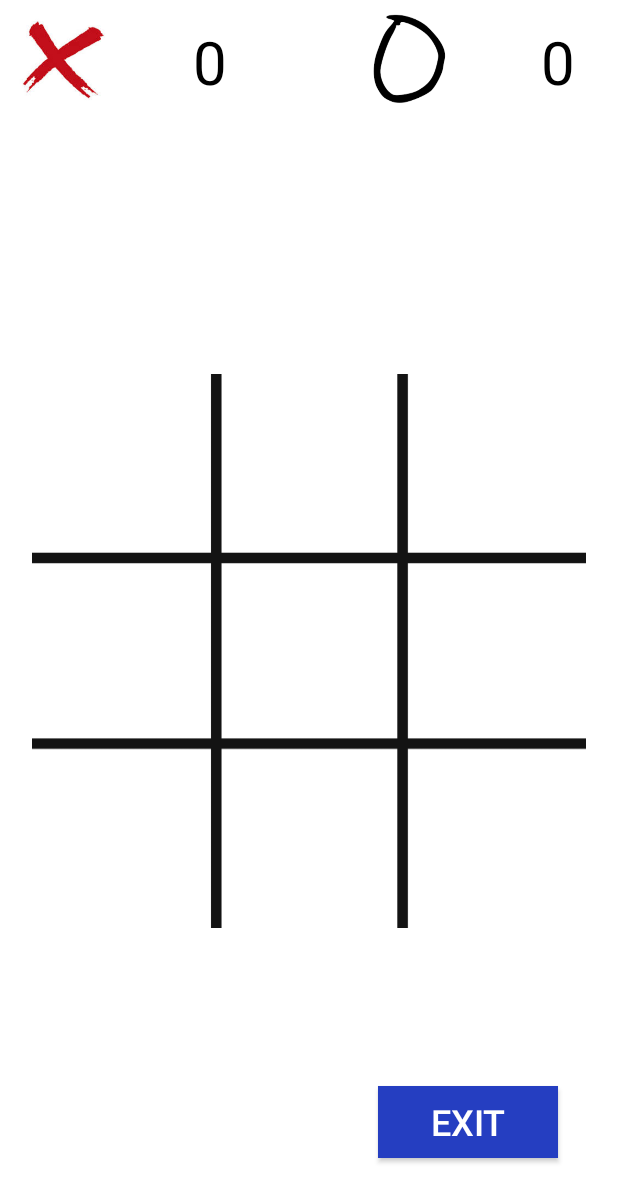
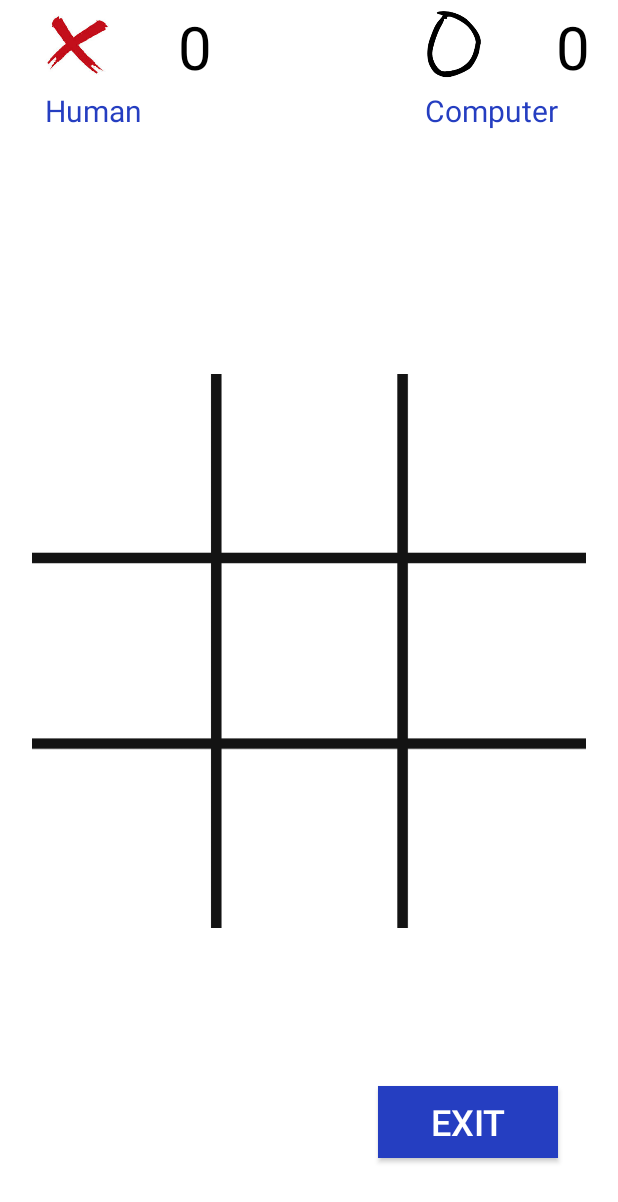
Before and after one commit to krishnachaitanya0107/TicTacToe, an Android app: the BotActivity screen opened directly, with no data from a screen before it, on a phone screen of 412 x 824 dp. Shown: the top 1202 px of the screen. Run offline under Robolectric (Android 15) with nearby library versions, the phone set to English and light mode, and no system bars.

Commit message:
minor updates

```diff
--- a/app/src/main/java/com/example/tictactoe/BotActivity.java
+++ b/app/src/main/java/com/example/tictactoe/BotActivity.java
@@ -37,8 +37,7 @@ public class BotActivity extends AppCompatActivity {
     boolean botIsO;
     boolean xPlaysFirst;
 
-    TextView xScoreTextView;
-    TextView yScoreTextView;
+    TextView xScoreTextView,yScoreTextView,playerXnameTextView,playerOnameTextView;
 
     int xScore=0;
     int yScore=0;
@@ -264,6 +263,7 @@ public class BotActivity extends AppCompatActivity {
     public void playAgain(View view)
     {   //reset the game
         playAgainButton.setVisibility(View.INVISIBLE);
+        messageTextView.setText("");
         for(int i=0;i<grid.getChildCount();i++)
         {
             ImageView counter=(ImageView)grid.getChildAt(i);
@@ -288,6 +288,11 @@ public class BotActivity extends AppCompatActivity {
             int randomNum=random.nextInt(9);
             gameState[randomNum]=1;
             dropIn((ImageView) grid.getChildAt(randomNum),"X");
+        } else if(!xPlaysFirst && botIsO)
+        {   Random random=new Random();
+            int randomNum=random.nextInt(9);
+            gameState[randomNum]=1;
+            dropIn((ImageView) grid.getChildAt(randomNum),"O");
         }
     }
 
@@ -296,14 +301,26 @@ public class BotActivity extends AppCompatActivity {
         super.onCreate(savedInstanceState);
         setContentView(R.layout.activity_play);
 
-        playAgainButton= findViewById(R.id.button2);
-        messageTextView= findViewById(R.id.textView);
+        playAgainButton= findViewById(R.id.playAgainButton);
+        messageTextView= findViewById(R.id.gameStatusTextView);
         grid= findViewById(R.id.gridLayout);
-        xScoreTextView=findViewById(R.id.textView3);
-        yScoreTextView=findViewById(R.id.textView4);
+        xScoreTextView=findViewById(R.id.xScoreTextView);
+        playerXnameTextView=findViewById(R.id.player1NameTextView);
+        playerOnameTextView=findViewById(R.id.player2NameTextView);
+        yScoreTextView=findViewById(R.id.oScoreTextView);
+
 
         intent=getIntent();
         botIsO=intent.getBooleanExtra("botIsO",true);
+        if(botIsO)
+        {
+            playerXnameTextView.setText("Human");
+            playerOnameTextView.setText("Computer");
+        } else
+            {
+                playerOnameTextView.setText("Human   ");
+                playerXnameTextView.setText("Computer");
+            }
         xPlaysFirst=intent.getBooleanExtra("xPlaysFirst",true);
 
         botRandomTurn();
--- a/app/src/main/java/com/example/tictactoe/SettingsActivity.java
+++ b/app/src/main/java/com/example/tictactoe/SettingsActivity.java
@@ -3,6 +3,7 @@ package com.example.tictactoe;
 import androidx.appcompat.app.AppCompatActivity;
 
 import android.content.Intent;
+import android.content.pm.ActivityInfo;
 import android.os.Bundle;
 import android.view.View;
 import android.widget.CheckBox;
@@ -27,6 +28,7 @@ public class SettingsActivity extends AppCompatActivity {
         if (mode != null && mode.equals("humanMode")) {
             s.setVisibility(View.INVISIBLE);
         }
+        setRequestedOrientation(ActivityInfo.SCREEN_ORIENTATION_PORTRAIT);
     }
 
     public void playNow(View view) {
--- a/app/src/main/res/layout/activity_play.xml
+++ b/app/src/main/res/layout/activity_play.xml
@@ -9,23 +9,47 @@
 
     <ImageView
         android:id="@+id/xImageView"
-        android:layout_width="80dp"
-        android:layout_height="80dp"
+        android:layout_width="60dp"
+        android:layout_height="60dp"
+        android:layout_marginLeft="20dp"
         android:background="@drawable/stylishx"
         android:contentDescription="@string/TODO"
         app:layout_constraintLeft_toLeftOf="parent"
-        app:layout_constraintTop_toTopOf="parent" />
+        app:layout_constraintTop_toTopOf="parent"
+        android:layout_marginStart="20dp" />
+    <TextView
+        android:id="@+id/player1NameTextView"
+        android:textSize="20sp"
+        android:text="@string/player_x"
+        android:textColor="@color/colorPrimaryDark"
+        android:layout_marginLeft="30dp"
+        android:layout_width="wrap_content"
+        android:layout_height="wrap_content"
+        app:layout_constraintTop_toBottomOf="@+id/xImageView"
+        app:layout_constraintLeft_toLeftOf="parent"
+        android:layout_marginStart="30dp" />
 
     <ImageView
-        android:id="@+id/yImageView"
-        android:layout_width="80dp"
-        android:layout_height="80dp"
+        android:id="@+id/oImageView"
+        android:layout_width="60dp"
+        android:layout_height="60dp"
         android:layout_marginEnd="20dp"
         android:layout_marginRight="20dp"
         android:background="@drawable/stylisho"
         android:contentDescription="@string/TODO"
-        app:layout_constraintRight_toLeftOf="@id/textView4"
+        app:layout_constraintRight_toLeftOf="@id/oScoreTextView"
         app:layout_constraintTop_toTopOf="parent" />
+    <TextView
+        android:id="@+id/player2NameTextView"
+        android:textSize="20sp"
+        android:text="@string/player_o"
+        android:textColor="@color/colorPrimaryDark"
+        android:layout_width="wrap_content"
+        android:layout_height="wrap_content"
+        app:layout_constraintTop_toBottomOf="@+id/oImageView"
+        app:layout_constraintRight_toRightOf="parent"
+        android:layout_marginRight="40dp"
+        android:layout_marginEnd="40dp" />
 
     <androidx.gridlayout.widget.GridLayout
         android:id="@+id/gridLayout"
@@ -37,8 +61,8 @@
         android:layout_marginEnd="1dp"
         android:layout_marginRight="1dp"
         android:layout_marginBottom="1dp"
+        app:columnCount="3"
         android:background="@drawable/grid1"
-        app:columnCount="3"
         app:layout_constraintBottom_toBottomOf="parent"
         app:layout_constraintEnd_toEndOf="parent"
         app:layout_constraintStart_toStartOf="parent"
@@ -57,29 +81,26 @@
 
         <ImageView
             android:id="@+id/imageView5"
-            android:layout_width="105dp"
+            android:layout_width="110dp"
             android:layout_height="117dp"
-            android:layout_marginLeft="20dp"
-            android:layout_marginRight="20dp"
+            android:layout_marginLeft="15dp"
+            android:layout_marginRight="10dp"
             android:contentDescription="@string/TODO"
             android:onClick="humanTurn"
             android:tag="1"
             app:layout_column="1"
-            app:layout_row="0" />
+            app:layout_row="0"
+            android:layout_marginStart="15dp"
+            android:layout_marginEnd="10dp" />
 
         <ImageView
             android:id="@+id/imageView6"
-            android:layout_width="100dp"
+            android:layout_width="120dp"
             android:layout_height="117dp"
-            android:layout_marginStart="-10dp"
-            android:layout_marginLeft="-10dp"
-            android:layout_marginEnd="20dp"
-            android:layout_marginRight="0dp"
             android:contentDescription="@string/TODO"
             android:onClick="humanTurn"
             android:tag="2"
             app:layout_column="2"
-            app:layout_gravity="right"
             app:layout_row="0" />
 
         <ImageView
@@ -95,38 +116,35 @@
 
         <ImageView
             android:id="@+id/imageView8"
-            android:layout_width="105dp"
+            android:layout_width="113dp"
             android:layout_height="110dp"
-            android:layout_marginLeft="20dp"
+            android:layout_marginLeft="15dp"
             android:layout_marginTop="10dp"
-            android:layout_marginRight="20dp"
+            android:layout_marginRight="10dp"
             android:contentDescription="@string/TODO"
             android:onClick="humanTurn"
             android:tag="4"
             app:layout_column="1"
-            app:layout_row="1" />
+            app:layout_row="1"
+            android:layout_marginStart="15dp"
+            android:layout_marginEnd="10dp" />
 
         <ImageView
             android:id="@+id/imageView9"
-            android:layout_width="100dp"
-            android:layout_height="105dp"
-            android:layout_marginStart="-10dp"
-            android:layout_marginLeft="-10dp"
+            android:layout_width="120dp"
+            android:layout_height="110dp"
             android:layout_marginTop="10dp"
-            android:layout_marginEnd="20dp"
-            android:layout_marginRight="20dp"
             android:contentDescription="@string/TODO"
             android:onClick="humanTurn"
             android:tag="5"
             app:layout_column="2"
-            app:layout_gravity="right"
             app:layout_row="1" />
 
         <ImageView
             android:id="@+id/imageView10"
-            android:layout_width="113dp"
+            android:layout_width="115dp"
             android:layout_height="117dp"
-            android:layout_marginTop="20dp"
+            android:layout_marginTop="13dp"
             android:contentDescription="@string/TODO"
             android:onClick="humanTurn"
             android:tag="6"
@@ -135,53 +153,48 @@
 
         <ImageView
             android:id="@+id/imageView11"
-            android:layout_width="105dp"
+            android:layout_width="110dp"
             android:layout_height="117dp"
-            android:layout_marginLeft="20dp"
-            android:layout_marginTop="20dp"
-            android:layout_marginRight="20dp"
+            android:layout_marginLeft="15dp"
+            android:layout_marginTop="13dp"
+            android:layout_marginRight="10dp"
             android:contentDescription="@string/TODO"
             android:onClick="humanTurn"
             android:tag="7"
             app:layout_column="1"
-            app:layout_row="2" />
+            app:layout_row="2"
+            android:layout_marginStart="15dp"
+            android:layout_marginEnd="10dp" />
 
         <ImageView
             android:id="@+id/imageView12"
-            android:layout_width="110dp"
+            android:layout_width="120dp"
             android:layout_height="117dp"
-            android:layout_marginStart="-10dp"
-            android:layout_marginLeft="-10dp"
-            android:layout_marginTop="20dp"
-            android:layout_marginEnd="20dp"
-            android:layout_marginRight="20dp"
+            android:layout_marginTop="15dp"
             android:contentDescription="@string/TODO"
             android:onClick="humanTurn"
             android:tag="8"
             app:layout_column="2"
-            app:layout_gravity="right"
             app:layout_row="2" />
 
     </androidx.gridlayout.widget.GridLayout>
 
     <TextView
-        android:id="@+id/textView"
+        android:id="@+id/gameStatusTextView"
         android:layout_width="0dp"
-        android:layout_height="0dp"
-        android:layout_marginTop="100dp"
+        android:layout_height="wrap_content"
         android:layout_marginBottom="30dp"
         android:gravity="center"
         android:textAllCaps="false"
-        android:textColor="@color/colorPrimaryDark"
-        android:textSize="24sp"
+        android:textColor="#ED2F21"
+        android:textSize="28sp"
         android:textStyle="bold|italic"
         app:layout_constraintEnd_toEndOf="parent"
         app:layout_constraintStart_toStartOf="parent"
-        app:layout_constraintTop_toTopOf="parent"
         app:layout_constraintBottom_toTopOf="@id/gridLayout" />
 
     <Button
-        android:id="@+id/button2"
+        android:id="@+id/playAgainButton"
         android:layout_width="150dp"
         android:layout_height="wrap_content"
         android:layout_marginStart="40dp"
@@ -212,9 +225,9 @@
         app:layout_constraintEnd_toEndOf="parent" />
 
     <TextView
-        android:id="@+id/textView3"
-        android:layout_width="80dp"
-        android:layout_height="80dp"
+        android:id="@+id/xScoreTextView"
+        android:layout_width="60dp"
+        android:layout_height="60dp"
         android:layout_marginStart="20dp"
         android:layout_marginLeft="20dp"
         android:layout_marginTop="1dp"
@@ -226,9 +239,9 @@
         app:layout_constraintTop_toTopOf="parent" />
 
     <TextView
-        android:id="@+id/textView4"
-        android:layout_width="80dp"
-        android:layout_height="80dp"
+        android:id="@+id/oScoreTextView"
+        android:layout_width="60dp"
+        android:layout_height="60dp"
         android:layout_marginTop="1dp"
         android:gravity="center"
         android:text="@string/initial_score"
--- a/app/src/main/res/values/strings.xml
+++ b/app/src/main/res/values/strings.xml
@@ -16,4 +16,6 @@
     <string name="x_plays_first">X Plays First :</string>
     <string name="match_settings">Match Settings</string>
     <string name="play_now">Play Now</string>
+    <string name="player_o">Player O</string>
+    <string name="player_x">Player X</string>
 </resources>
--- a/build.gradle
+++ b/build.gradle
@@ -7,7 +7,7 @@ buildscript {
 
     }
     dependencies {
-        classpath 'com.android.tools.build:gradle:3.5.3'
+        classpath 'com.android.tools.build:gradle:4.1.2'
 
         // NOTE: Do not place your application dependencies here; they belong
         // in the individual module build.gradle files
```
Also changed, not shown: app/build.gradle (+4 -3 lines), app/src/main/java/com/example/tictactoe/PlayerActivity.java (+22 -7 lines), app/src/main/res/layout/activity_settings.xml (+45 -42 lines), app/src/main/res/layout/home_activity.xml (+4 -4 lines), app/src/main/res/drawable-v24/winningO.png (added), app/src/main/res/drawable-v24/winningX.jpg (added), gradle/wrapper/gradle-wrapper.properties.
